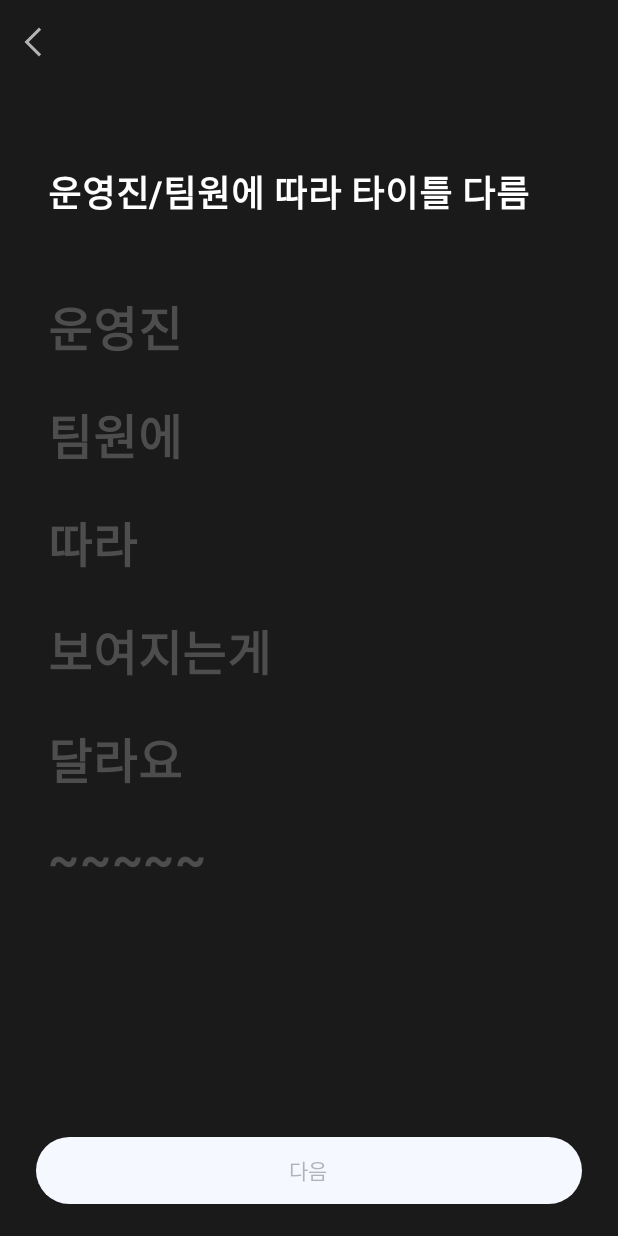
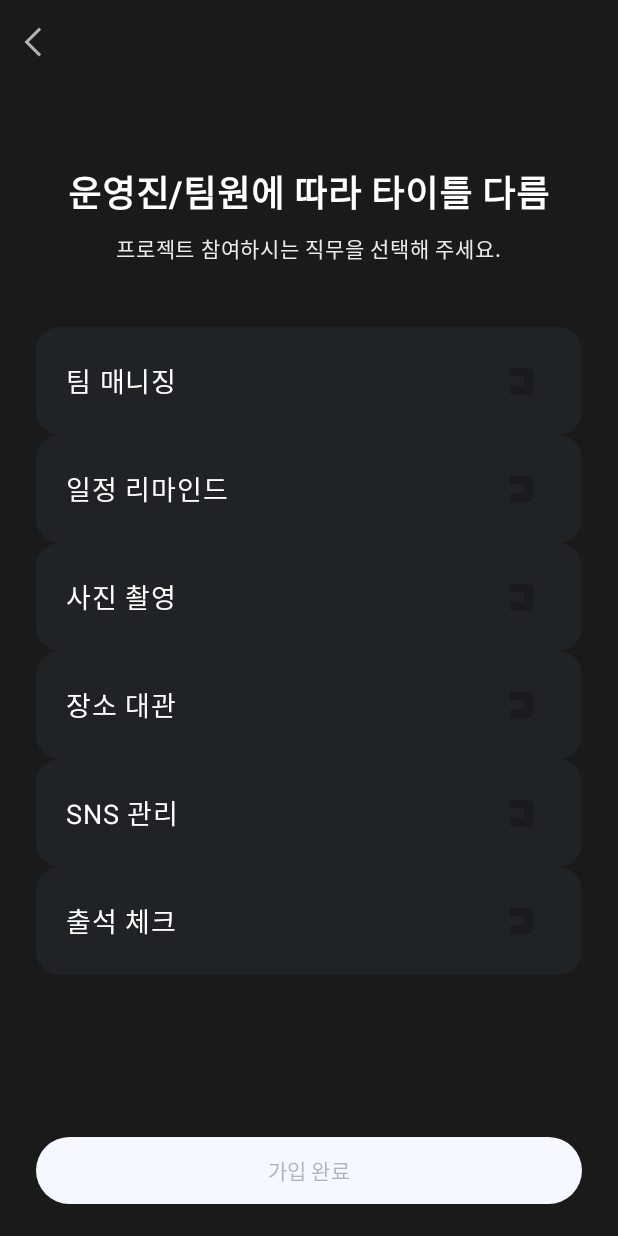
Before and after one commit to isanghoony/Attendance_Android_2024, an Android app built with Jetpack Compose: the AffiliationScreen screen opened through its navigation route, on a phone screen of 412 x 824 dp. Run offline under Robolectric (Android 15) with nearby library versions, the phone set to English and light mode, and no system bars; our stand-ins replace Dagger/Hilt's generated code.

Commit message:
담당 업무 선택 화면

```diff
--- a/app/src/main/java/com/ddd/attendance/ui/screen/affiliation/AffiliationScreen.kt
+++ b/app/src/main/java/com/ddd/attendance/ui/screen/affiliation/AffiliationScreen.kt
@@ -3,10 +3,16 @@ package com.ddd.attendance.ui.screen.affiliation
 import androidx.compose.foundation.background
 import androidx.compose.foundation.clickable
 import androidx.compose.foundation.layout.Box
+import androidx.compose.foundation.layout.Column
+import androidx.compose.foundation.layout.PaddingValues
+import androidx.compose.foundation.layout.Spacer
 import androidx.compose.foundation.layout.fillMaxSize
 import androidx.compose.foundation.layout.fillMaxWidth
+import androidx.compose.foundation.layout.height
 import androidx.compose.foundation.layout.padding
 import androidx.compose.foundation.lazy.LazyColumn
+import androidx.compose.foundation.lazy.itemsIndexed
+import androidx.compose.material3.Scaffold
 import androidx.compose.runtime.Composable
 import androidx.compose.runtime.getValue
 import androidx.compose.runtime.mutableIntStateOf
@@ -15,16 +21,20 @@ import androidx.compose.runtime.setValue
 import androidx.compose.ui.Alignment
 import androidx.compose.ui.Modifier
 import androidx.compose.ui.text.font.FontWeight
+import androidx.compose.ui.tooling.preview.Preview
 import androidx.compose.ui.unit.dp
 import androidx.compose.ui.unit.sp
 import androidx.navigation.NavController
+import androidx.navigation.compose.rememberNavController
 import com.ddd.attendance.ui.LoginProcessViewModel
 import com.ddd.attendance.ui.component.DDDNextButton
+import com.ddd.attendance.ui.component.DDDSelector
 import com.ddd.attendance.ui.component.DDDText
 import com.ddd.attendance.ui.component.DDDTopBar
 import com.ddd.attendance.ui.component.TopBarType
 import com.ddd.attendance.ui.theme.DDD_800
 import com.ddd.attendance.ui.theme.DDD_BLACK
+import com.ddd.attendance.ui.theme.DDD_NEUTRAL_GRAY_20
 import com.ddd.attendance.ui.theme.DDD_WHITE
 
 @Composable
@@ -48,77 +58,74 @@ private fun Content(
     onClickBackButton: () -> Unit,
     onClickNext: () -> Unit
 ) {
+    val list = listOf(
+        "팀 매니징",
+        "일정 리마인드",
+        "사진 촬영",
+        "장소 대관",
+        "SNS 관리",
+        "출석 체크",
+    )
     var selectedIndex by remember { mutableIntStateOf(value = -1) }
 
-    Box(
-        modifier = Modifier
-            .fillMaxSize()
-            .background(color = DDD_BLACK)
-    ) {
+    Scaffold(
+        topBar = {
+            Column {
+                DDDTopBar(
+                    type = TopBarType.LEFT_IMAGE,
+                    onClickLeftImage = onClickBackButton,
+                )
+                Spacer(modifier = Modifier.height(54.dp))
+            }
+        },
+        bottomBar = {
+            DDDNextButton(
+                text = "가입 완료",
+                modifier = Modifier
+                    .fillMaxWidth(),
+                onClick = onClickNext,
+                isEnabled = selectedIndex != -1
+            )
+        }
+    ) { paddingValues ->
         LazyColumn(
             modifier = Modifier
                 .fillMaxSize()
                 .background(color = DDD_BLACK)
+                .padding(paddingValues),
+            horizontalAlignment = Alignment.CenterHorizontally,
+            contentPadding = PaddingValues(horizontal = 24.dp)
         ) {
-            item {
-                DDDTopBar(
-                    type = TopBarType.LEFT_IMAGE,
-                    onClickLeftImage = onClickBackButton
-                )
-            }
             item {
                 DDDText(
                     text = "운영진/팀원에 따라 타이틀 다름",
-                    modifier = Modifier.padding(
-                        start = 32.dp,
-                        top = 54.dp,
-                        bottom = 48.dp
-                    ),
                     color = DDD_WHITE,
                     fontWeight = FontWeight.Bold,
                     fontSize = 24.sp
                 )
+                Spacer(modifier = Modifier.height(8.dp))
+                DDDText(
+                    text = "프로젝트 참여하시는 직무을 선택해 주세요.",
+                    color = DDD_NEUTRAL_GRAY_20,
+                    fontSize = 14.sp
+                )
+                Spacer(modifier = Modifier.height(40.dp))
             }
-            items(count = 6) {
-                DDDText(
-                    text = when (it) {
-                        0 -> "운영진"
-                        1 -> "팀원에"
-                        2 -> "따라"
-                        3 -> "보여지는게"
-                        4 -> "달라요"
-                        5 -> "~~~~~"
-                        else -> ""
-                    },
-                    color = if (selectedIndex == it) {
-                        DDD_WHITE
-                    } else {
-                        DDD_800
-                    },
-                    modifier = Modifier
-                        .padding(
-                            start = 32.dp,
-                            bottom = if (it != 6) { // 나중에 list lastindex로 교체
-                                24.dp
-                            } else {
-                                0.dp
-                            }
-                        )
-                        .clickable {
-                            selectedIndex = it
-                        },
-                    fontWeight = FontWeight.Bold,
-                    fontSize = 32.sp
+            itemsIndexed(items = list) { index, value ->
+                DDDSelector(
+                    text = value,
+                    selected = selectedIndex == index,
+                    onClick = { selectedIndex = index}
                 )
             }
         }
-        DDDNextButton(
-            text = "다음",
-            modifier = Modifier
-                .align(alignment = Alignment.BottomCenter)
-                .fillMaxWidth(),
-            onClick = onClickNext,
-            isEnabled = selectedIndex != -1
-        )
     }
 }
+
+@Preview
+@Composable
+fun AffiliationScreenPreview() {
+    Content(
+        {}, {}
+    )
+}
--- a/app/src/main/java/com/ddd/attendance/ui/screen/job/JobScreen.kt
+++ b/app/src/main/java/com/ddd/attendance/ui/screen/job/JobScreen.kt
@@ -1,8 +1,7 @@
 package com.ddd.attendance.ui.screen.job
 
 import androidx.compose.foundation.background
-import androidx.compose.foundation.clickable
-import androidx.compose.foundation.layout.Box
+import androidx.compose.foundation.layout.Column
 import androidx.compose.foundation.layout.PaddingValues
 import androidx.compose.foundation.layout.Spacer
 import androidx.compose.foundation.layout.fillMaxSize
@@ -69,11 +68,13 @@ private fun Content(
 
     Scaffold(
         topBar = {
-            DDDTopBar(
-                type = TopBarType.LEFT_IMAGE,
-                onClickLeftImage = onClickBackButton
-            )
-            Spacer(modifier = Modifier.height(54.dp))
+            Column {
+                DDDTopBar(
+                    type = TopBarType.LEFT_IMAGE,
+                    onClickLeftImage = onClickBackButton
+                )
+                Spacer(modifier = Modifier.height(54.dp))
+            }
         },
         bottomBar = {
             DDDNextButton(
```
